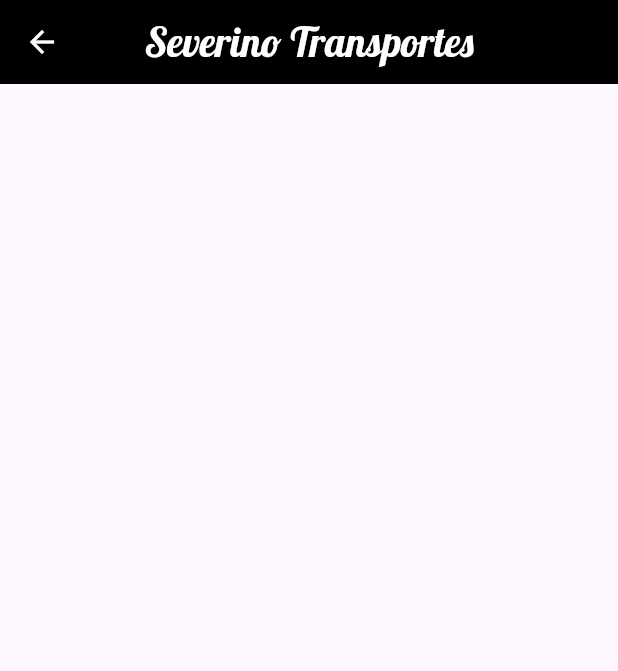
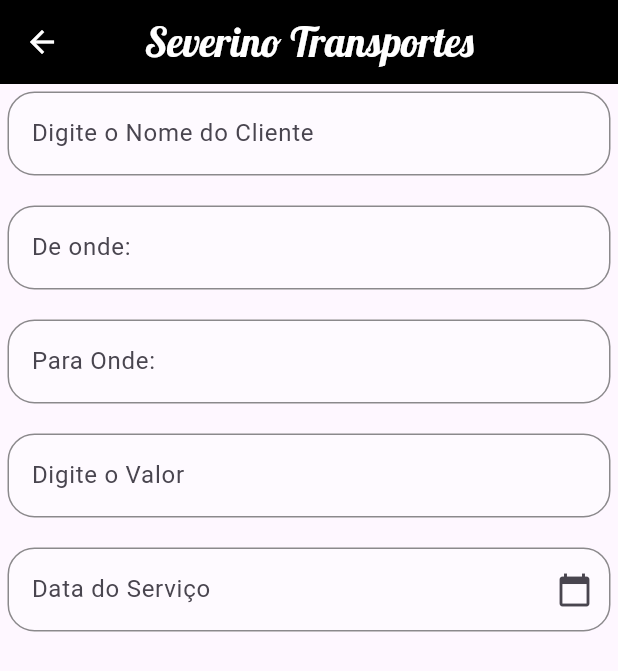
Before and after one commit to gabrielcoelhosev/Severino-Transportes, a Flutter app: the Julio screen opened directly, on a phone screen of 412 x 824 dp. Shown: the top 671 px of the screen. Run offline on Flutter 3.47's test engine with Material 3 defaults, Android fonts, the phone set to English and light mode, and no system bars.

Commit message:
julioatt

```diff
--- a/lib/telas/julio.dart
+++ b/lib/telas/julio.dart
@@ -8,6 +8,33 @@
 }
 
 class _JulioState extends State<Julio> {
+  final TextEditingController _dateController = TextEditingController();
+  final TextEditingController _valueController = TextEditingController();
+
+  @override
+  void dispose() {
+    _dateController.dispose(); // Limpa o controlador de data
+    _valueController.dispose(); // Limpa o controlador de valor
+    super.dispose();
+  }
+
+  Future<void> _selectDate(BuildContext context) async {
+    final DateTime? picked = await showDatePicker(
+        context: context,
+        initialDate: DateTime.now(),
+        firstDate: DateTime.now(),
+        lastDate: DateTime(
+          2101,
+        ));
+
+    if (picked != null) {
+      setState(() {
+        _dateController.text = "${picked.toLocal()}"
+            .split(' ')[0]; // Formata a data como 'YYYY-MM-DD'
+      });
+    }
+  }
+
   @override
   Widget build(BuildContext context) {
     return Scaffold(
@@ -21,6 +48,102 @@
               color: Colors.white, fontFamily: 'Lobster', fontSize: 27),
         ),
       ),
+      body: SingleChildScrollView(
+        padding: EdgeInsets.all(5),
+        child: Column(
+          children: [
+            TextField(
+              decoration: InputDecoration(
+                border: OutlineInputBorder(),
+                hintText: 'Digite o Nome do Cliente',
+                fillColor: Colors.white38,
+                filled: true,
+                enabledBorder: OutlineInputBorder(
+                    borderSide: BorderSide(color: Colors.black45),
+                    borderRadius: BorderRadius.circular(18)),
+                focusedBorder: OutlineInputBorder(
+                    borderSide: BorderSide(color: Colors.grey),
+                    borderRadius: BorderRadius.circular(18)),
+              ),
+            ),
+            SizedBox(height: 20),
+            TextField(
+              decoration: InputDecoration(
+                border: OutlineInputBorder(),
+                hintText: 'De onde:',
+                fillColor: Colors.white38,
+                filled: true,
+                enabledBorder: OutlineInputBorder(
+                    borderSide: BorderSide(color: Colors.black45),
+                    borderRadius: BorderRadius.circular(18)),
+                focusedBorder: OutlineInputBorder(
+                    borderSide: BorderSide(color: Colors.grey),
+                    borderRadius: BorderRadius.circular(18)),
+              ),
+            ),
+            SizedBox(height: 20),
+            TextField(
+              decoration: InputDecoration(
+                border: OutlineInputBorder(),
+                hintText: 'Para Onde:',
+                fillColor: Colors.white38,
+                filled: true,
+                enabledBorder: OutlineInputBorder(
+                    borderSide: BorderSide(color: Colors.black45),
+                    borderRadius: BorderRadius.circular(18)),
+                focusedBorder: OutlineInputBorder(
+                    borderSide: BorderSide(color: Colors.grey),
+                    borderRadius: BorderRadius.circular(18)),
+              ),
+            ),
+            SizedBox(height: 20),
+            TextField(
+              controller: _valueController, // Controlador para o campo de valor
+              keyboardType: TextInputType.number, // Apenas teclado numérico
+              decoration: InputDecoration(
+                border: OutlineInputBorder(),
+                hintText: 'Digite o Valor',
+                fillColor: Colors.white38,
+                filled: true,
+                enabledBorder: OutlineInputBorder(
+                    borderSide: BorderSide(color: Colors.black45),
+                    borderRadius: BorderRadius.circular(18)),
+                focusedBorder: OutlineInputBorder(
+                    borderSide: BorderSide(color: Colors.grey),
+                    borderRadius: BorderRadius.circular(18)),
+              ),
+            ),
+            SizedBox(height: 20),
+            TextField(
+              controller: _dateController, // Controlador para o campo de data
+              decoration: InputDecoration(
+                border: OutlineInputBorder(),
+                hintText: 'Data do Serviço',
+                fillColor: Colors.white38,
+                filled: true,
+                enabledBorder: OutlineInputBorder(
+                    borderSide: BorderSide(color: Colors.black45),
+                    borderRadius: BorderRadius.circular(18)),
+                focusedBorder: OutlineInputBorder(
+                    borderSide: BorderSide(color: Colors.grey),
+                    borderRadius: BorderRadius.circular(18)),
+                suffixIcon: Icon(Icons.calendar_today), // Ícone de calendário
+              ),
+              readOnly: true, // Somente leitura
+              onTap: () {
+                _selectDate(context); // Abre o seletor de data
+              },
+            ),
+            SizedBox(height: 20),
+          ],
+        ),
+      ),
     );
   }
 }
+
+void main() {
+  runApp(MaterialApp(
+    home: Julio(),
+  ));
+}
```
